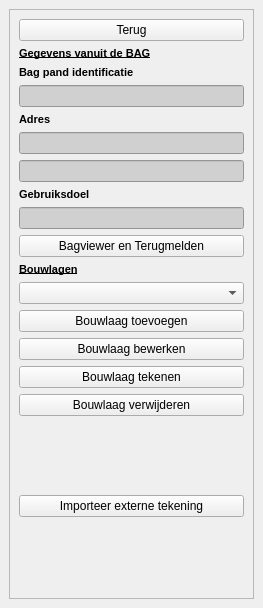
OIV-NL-QGIS/QGIS_project, file plugin/oiv/bag_pand/oiv_pandgegevens_widget.ui: the form before one commit.
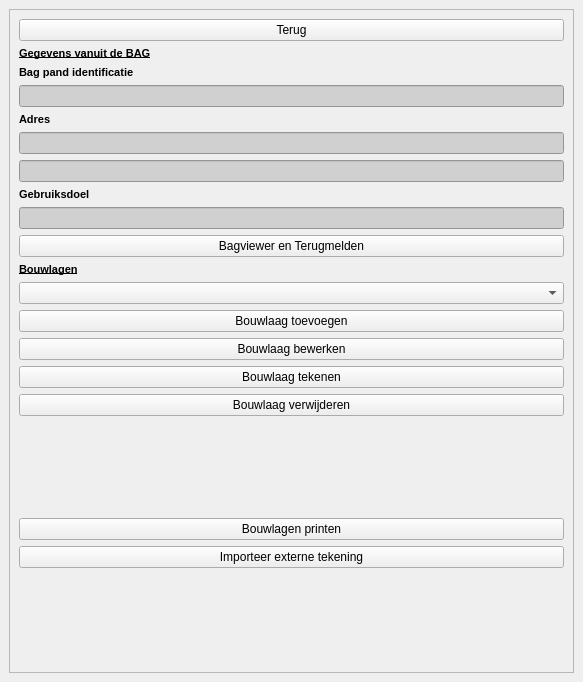
The form after the commit.

Diff of the .ui file:
```diff
--- a/plugin/oiv/bag_pand/oiv_pandgegevens_widget.ui
+++ b/plugin/oiv/bag_pand/oiv_pandgegevens_widget.ui
@@ -6,8 +6,8 @@
    <rect>
     <x>0</x>
     <y>0</y>
-    <width>263</width>
-    <height>608</height>
+    <width>583</width>
+    <height>682</height>
    </rect>
   </property>
   <property name="sizePolicy">
@@ -40,8 +40,8 @@
         <rect>
          <x>0</x>
          <y>0</y>
-         <width>243</width>
-         <height>566</height>
+         <width>563</width>
+         <height>640</height>
         </rect>
        </property>
        <layout class="QVBoxLayout" name="verticalLayout_3">
@@ -298,6 +298,13 @@
             </property>
            </spacer>
           </item>
+          <item>
+           <widget class="QPushButton" name="printen">
+            <property name="text">
+             <string>Bouwlagen printen</string>
+            </property>
+           </widget>
+          </item>
           <item>
            <widget class="QPushButton" name="import_2">
             <property name="text">
```
